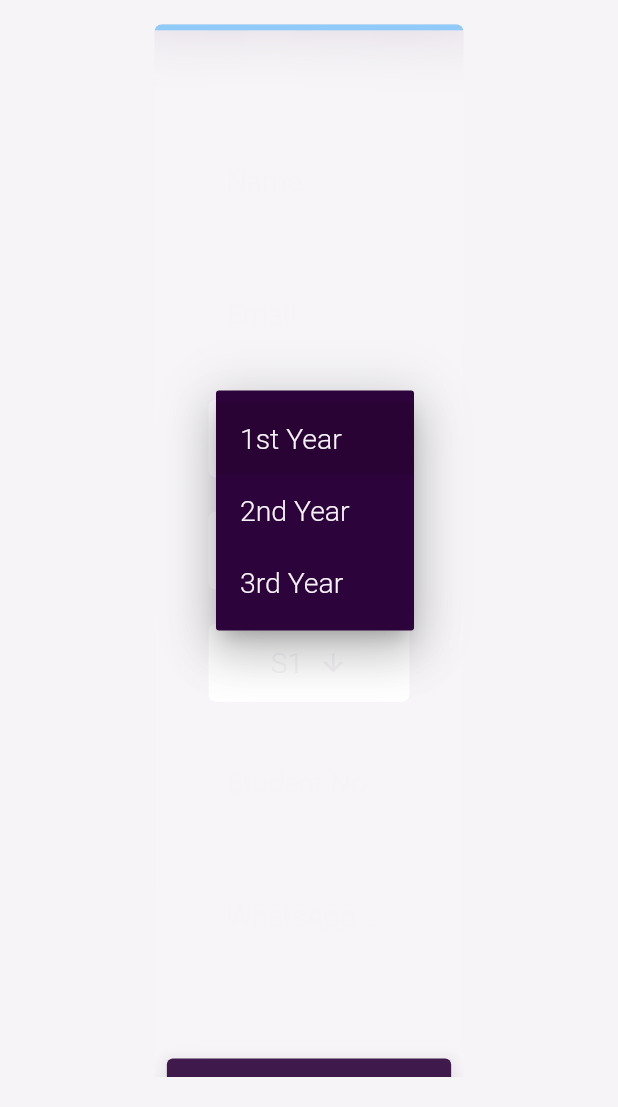
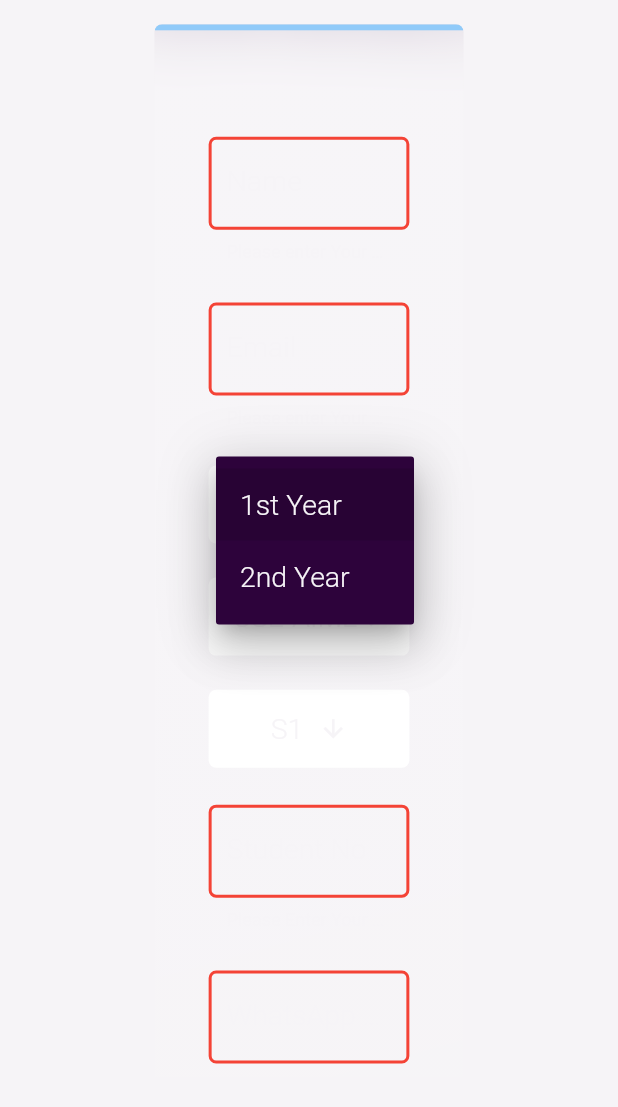
Before and after one commit to vedasjad/flutter-web-registration-form, a Flutter app: the DesktopRegScreen screen opened directly, after a tap on "1st Year", on a phone screen of 412 x 824 dp, the part 129-1236 px from its top. Run offline on Flutter 3.47's test engine with Material 2 defaults, Android fonts, the phone set to English and light mode, and no system bars; drawn by our look-alikes of glassmorphism; our stand-ins replace animated_text_kit, flutter_rating_bar, flutter_svg, get, google_fonts, lottie; missing offline and left inert: g_recaptcha_v3; Roboto replaces fonts that are missing (Ubuntu).

Commit message:
Overflow Handled

```diff
--- a/lib/constants/lists.dart
+++ b/lib/constants/lists.dart
@@ -2,4 +2,4 @@
 const List<String> firstYearSections = <String>['I', 'II', 'III', 'S1', 'S2', 'S3', 'S4', 'S5', 'S6', 'S7', 'S8', 'S9', 'S11', 'S12', 'S13', 'S14', 'S15', 'S16', 'S17', 'S18', 'S19'];
 // const List<String> secondYearSections = <String>['1', '2', '3'];
 const List<String> branches = <String>['CSE-AIML', 'CSE', 'CSE-DS', 'CS', 'AIML', 'IT', 'CSIT', 'ECE', 'EN', 'CE', 'ME'];
-const List<String> year = <String>['1st Year', '2nd Year', '3rd Year'];
+const List<String> year = <String>['1st Year', '2nd Year'];
--- a/lib/screens/desktop_reg_screen.dart
+++ b/lib/screens/desktop_reg_screen.dart
@@ -318,7 +318,8 @@ class _DesktopRegScreenState extends State<DesktopRegScreen> {
                                 ],
                               ),
                               width: width * 0.5,
-                              height: height ,
+                               height: height * 0.9 ,
+                              child: SingleChildScrollView(
                                 child: Column(
                                   mainAxisAlignment: MainAxisAlignment.start,
                                   crossAxisAlignment: CrossAxisAlignment.start,
@@ -362,7 +363,7 @@ class _DesktopRegScreenState extends State<DesktopRegScreen> {
                                                     value.isEmpty) {
                                                   return 'Please enter Your Email';
                                                 } else if (!RegExp(
-                                                      r'^[a-z]+\d+@akgec\.ac\.in')
+                                                        r'^[a-z A-Z]+\d+@akgec\.ac\.in')
                                                     .hasMatch(value)) {
                                                   return 'Enter College Mail';
                                                 }
@@ -745,6 +746,7 @@ class _DesktopRegScreenState extends State<DesktopRegScreen> {
                                   ],
                                 ),
                               ),
+                            ),
                           ],
                         ),
                       ),
--- a/lib/screens/phone_reg_screen.dart
+++ b/lib/screens/phone_reg_screen.dart
@@ -137,12 +137,13 @@ class _PhoneRegistrationScreenState extends State<PhoneRegistrationScreen> {
     double width = MediaQuery.of(context).size.width;
     double fontSize = height * 0.023;
     return Scaffold(
+      resizeToAvoidBottomInset: false,
       backgroundColor: AppColors.backColor,
       body: SafeArea(
         child: Stack(
           children: [
             Image.asset(
-              "assets/images/background.jpg",
+              "images/background.jpg",
               height: height,
               fit: BoxFit.fitHeight,
             ),
@@ -166,6 +167,7 @@ class _PhoneRegistrationScreenState extends State<PhoneRegistrationScreen> {
               height: height,
               color: Colors.transparent,
               child: SingleChildScrollView(
+                physics: const BouncingScrollPhysics(),
                 padding: EdgeInsets.symmetric(
                     vertical: height * 0.02, horizontal: width * 0.02),
                 child: Column(
@@ -180,12 +182,12 @@ class _PhoneRegistrationScreenState extends State<PhoneRegistrationScreen> {
                             mainAxisAlignment: MainAxisAlignment.center,
                             children: [
                               Image.asset(
-                                "assets/images/logo.png",
+                                "images/logo.png",
                                 fit: BoxFit.fitWidth,
                                 width: width * 0.12,
                               ),
                               Image.asset(
-                                "assets/images/title.png",
+                                "images/title.png",
                                 fit: BoxFit.fitWidth,
                                 width: width * 0.3,
                               ),
@@ -245,7 +247,9 @@ class _PhoneRegistrationScreenState extends State<PhoneRegistrationScreen> {
                         ],
                       ),
                       width: width * 0.95,
-                      height: height * 0.8,
+                      height: height * 0.75,
+                      child: SingleChildScrollView(
+                        physics: const BouncingScrollPhysics(),
                         child: Column(
                           mainAxisAlignment: MainAxisAlignment.start,
                           crossAxisAlignment: CrossAxisAlignment.start,
@@ -285,7 +289,7 @@ class _PhoneRegistrationScreenState extends State<PhoneRegistrationScreen> {
                                       if (value == null || value.isEmpty) {
                                         return 'Please enter your Email';
                                       } else if (!RegExp(
-                                            r'^[a-z\d]+@akgec\.ac\.in')
+                                              r'^[a-z A-Z]+\d+@akgec\.ac\.in')
                                           .hasMatch(value)) {
                                         return 'Enter College Mail';
                                       }
@@ -585,7 +589,7 @@ class _PhoneRegistrationScreenState extends State<PhoneRegistrationScreen> {
                                 children: [
                                   Expanded(
                                     child: SizedBox(
-                                    height: height * 0.06,
+                                      height: height * 0.075,
                                       child: ElevatedButton(
                                         onPressed: () async {
 
@@ -651,6 +655,7 @@ class _PhoneRegistrationScreenState extends State<PhoneRegistrationScreen> {
                           ],
                         ),
                       ),
+                    ),
                   ],
                 ),
               ),
--- a/lib/services/recaptcha_services.dart
+++ b/lib/services/recaptcha_services.dart
@@ -9,6 +9,7 @@ class RecaptchaService {
   static Future<void> initiate() async =>
       await GRecaptchaV3.ready(Config.siteKey);
 
+
   static Future<void> getToken() async {
     Student.reCaptcha = await GRecaptchaV3.execute('submit') ?? '';
   }
--- a/lib/widgets/textformfield.dart
+++ b/lib/widgets/textformfield.dart
@@ -110,6 +110,7 @@ textFormField(
         color: (width>710)?AppColors.backColor:AppColors.whiteColor,
         fontWeight: FontWeight.w300,
       ),
+      autovalidateMode: AutovalidateMode.always,
       validator: validator,
     ),
   );
```
Also changed, not shown: 3 other files. Lines whose indentation alone changed are shown as unchanged.
